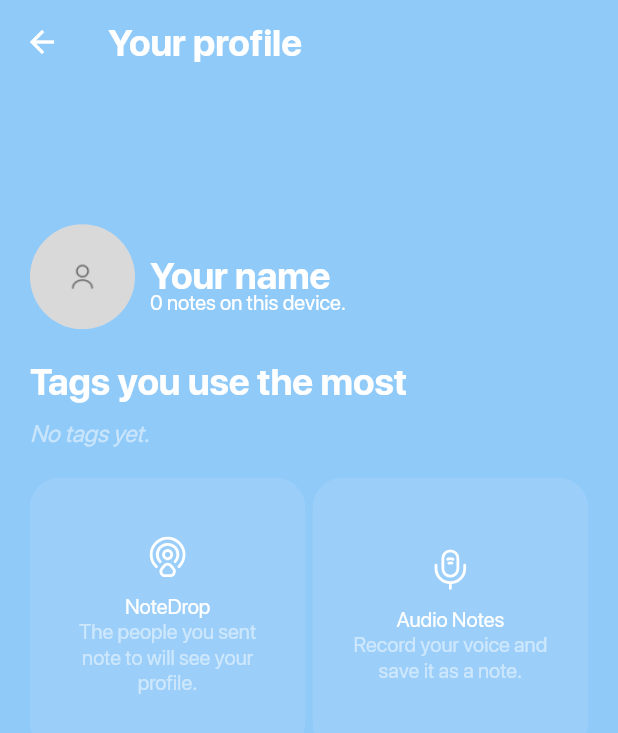
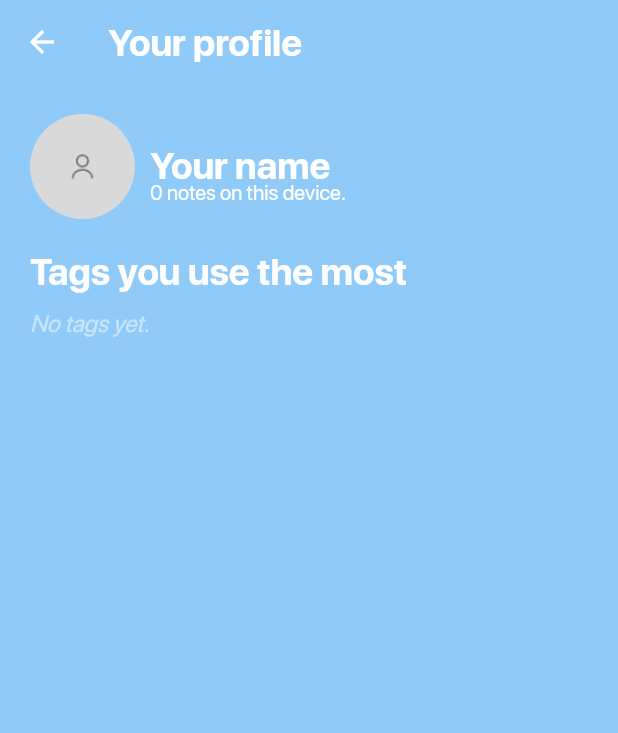
Before and after one commit to mtohernandez/NotiNotes, a Flutter app: the UserInfoScreen screen opened by its route, on a phone screen of 412 x 824 dp. Shown: the top 733 px of the screen. Run offline on Flutter 3.47's test engine with Material 2 defaults, Android fonts, the phone set to English and light mode, and no system bars; our stand-ins replace flutter_local_notifications, flutter_native_timezone, flutter_svg, hive_flutter, image_picker, permission_handler and 1 more; missing offline and left inert: flex_color_picker, masonry_grid, material_tag_editor, string_similarity; accounts and stored records are empty.

Commit message:
Remove unused buttons

```diff
--- a/lib/screens/home_screen.dart
+++ b/lib/screens/home_screen.dart
@@ -131,7 +131,7 @@ class HomeScreen extends StatelessWidget {
                     isSearching,
                   ),
                 ),
-              _buildSpacer(context, null),
+              _buildSpacer(context, appBarSize * .5), // Half the appbar size
               SliverToBoxAdapter(
                 child: isSearching.isSearching == SearchType.notSearching &&
                         notes.notes.isEmpty
--- a/lib/screens/information_screen.dart
+++ b/lib/screens/information_screen.dart
@@ -15,7 +15,7 @@ class InformationScreen extends StatelessWidget {
       ),
       body: Center(
         child: Text(
-          'Here you\'ll be able to find information about the app and tricks.',
+          'Still in development. Please wait for the next update.',
           style: Theme.of(context).textTheme.bodyText1,
         ),
       ),
--- a/lib/screens/user_info_screen.dart
+++ b/lib/screens/user_info_screen.dart
@@ -125,10 +125,10 @@ class UserInfoScreen extends StatelessWidget {
         ),
         backgroundColor: Theme.of(context).backgroundColor,
         body: Padding(
-          padding: const EdgeInsets.symmetric(horizontal: 20),
+          padding: const EdgeInsets.symmetric(horizontal: 20, vertical: 20),
           child: Column(
             crossAxisAlignment: CrossAxisAlignment.start,
-            mainAxisAlignment: MainAxisAlignment.center,
+            mainAxisAlignment: MainAxisAlignment.start,
             children: [
               Row(
                 children: [
@@ -209,33 +209,33 @@ class UserInfoScreen extends StatelessWidget {
               const SizedBox(
                 height: 20,
               ),
-              SizedBox(
-                height: MediaQuery.of(context).size.height * .5,
-                child: GridView.count(
-                  crossAxisCount: 2,
-                  crossAxisSpacing: 5,
-                  children: [
-                    _buildNoteOptions(
-                      context,
-                      'NoteDrop',
-                      'The people you sent note to will see your profile.',
-                      SvgPicture.asset(
-                        'lib/assets/icons/notedrop.svg',
-                        height: 30,
-                      ),
-                    ),
-                    _buildNoteOptions(
-                      context,
-                      'Audio Notes',
-                      'Record your voice and save it as a note.',
-                      SvgPicture.asset(
-                        'lib/assets/icons/mic.svg',
-                        height: 30,
-                      ),
-                    ),
-                  ],
-                ),
-              ),
+              // SizedBox(
+              //   height: MediaQuery.of(context).size.height * .5,
+              //   child: GridView.count(
+              //     crossAxisCount: 2,
+              //     crossAxisSpacing: 5,
+              //     children: [
+              //       _buildNoteOptions(
+              //         context,
+              //         'NoteDrop',
+              //         'The people you sent note to will see your profile.',
+              //         SvgPicture.asset(
+              //           'lib/assets/icons/notedrop.svg',
+              //           height: 30,
+              //         ),
+              //       ),
+              //       _buildNoteOptions(
+              //         context,
+              //         'Audio Notes',
+              //         'Record your voice and save it as a note.',
+              //         SvgPicture.asset(
+              //           'lib/assets/icons/mic.svg',
+              //           height: 30,
+              //         ),
+              //       ),
+              //     ],
+              //   ),
+              // ),
             ],
           ),
         ),
```
